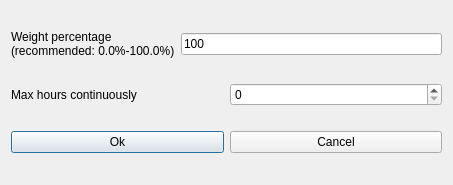
Before: the Qt Designer form fet/src/interface/modifyconstraintstudentsmaxhourscontinuouslyform_template.ui in vonmecheln/fet, drawn with Qt 5.
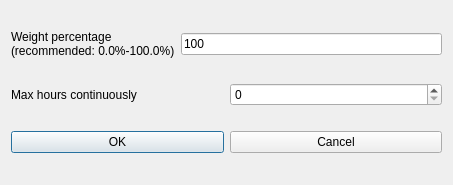
After: the same form once the commit is applied.

```diff
--- a/fet/src/interface/modifyconstraintstudentsmaxhourscontinuouslyform_template.ui
+++ b/fet/src/interface/modifyconstraintstudentsmaxhourscontinuouslyform_template.ui
@@ -70,7 +70,7 @@
      <item>
       <widget class="QPushButton" name="okPushButton">
        <property name="text">
-        <string>Ok</string>
+        <string>OK</string>
        </property>
       </widget>
      </item>
```
